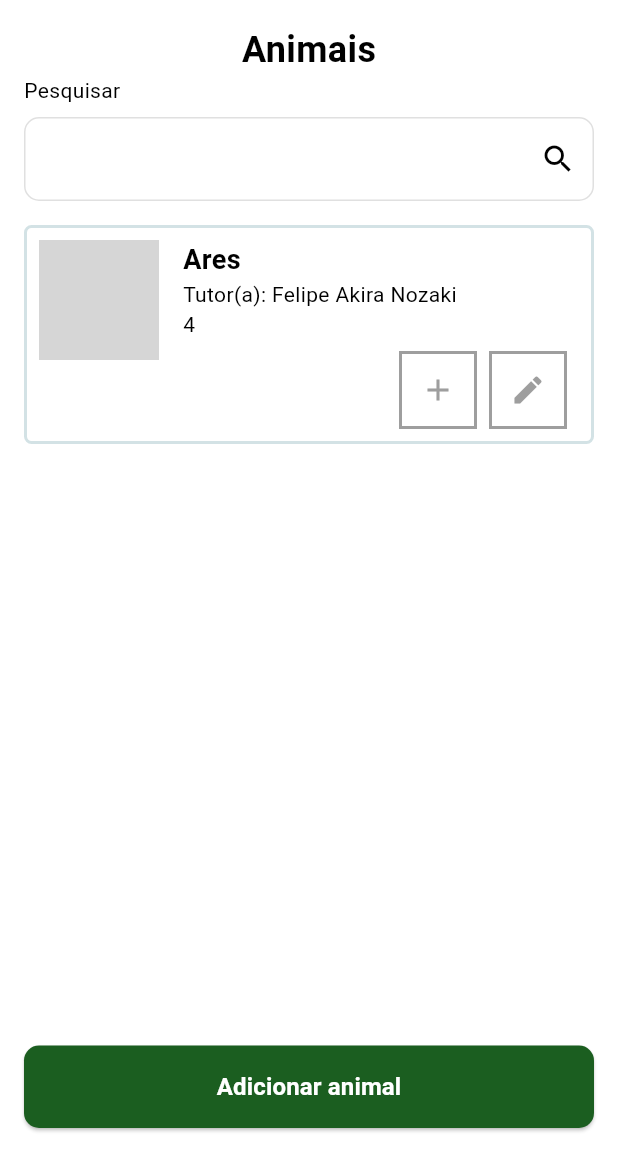
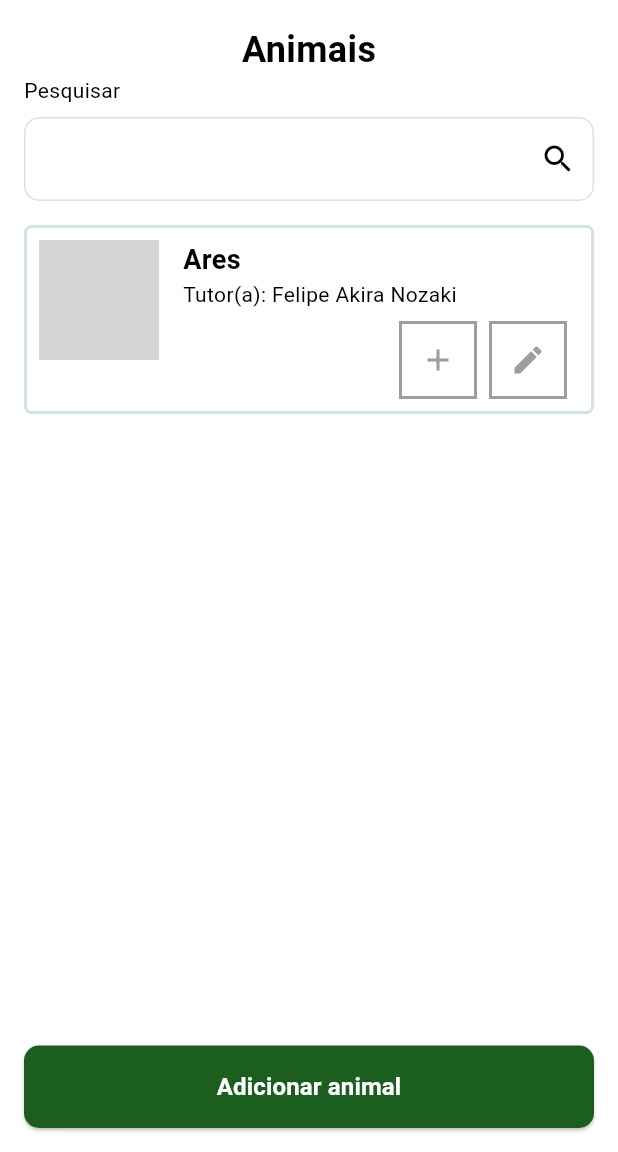
Before and after one commit to felipeakira1/VetClinicApp, a Flutter app: the AnimalsPage screen opened by its route, on a phone screen of 412 x 824 dp, the part 84-1236 px from its top. Run offline on Flutter 3.47's test engine with Material 3 defaults, Android fonts, the phone set to English and light mode, and no system bars; our stand-ins replace flutter_bloc; grey boxes are pictures that could not be loaded.

Commit message:
fix: removed age from animal tile

```diff
--- a/lib/view/widgets/animal_tile.dart
+++ b/lib/view/widgets/animal_tile.dart
@@ -1,7 +1,6 @@
 import 'package:flutter/material.dart';
 import 'package:tempvet/domain/models/animal.dart';
 import 'package:tempvet/view/widgets/custom_icon_button.dart';
-import 'package:tempvet/view/widgets/green_button.dart';
 
 class AnimalTile extends StatelessWidget {
   final Animal animal;
@@ -28,7 +27,6 @@ class AnimalTile extends StatelessWidget {
                 children: [
                   Text(animal.name, style: const TextStyle(fontSize: 18, fontWeight: FontWeight.bold),),
                   Text('Tutor(a): ${animal.guardian!.name}'),
-                  Text(animal.age.toString()),
                   const SizedBox(height: 8,),
                   Row(
                     mainAxisAlignment: MainAxisAlignment.end,
```
